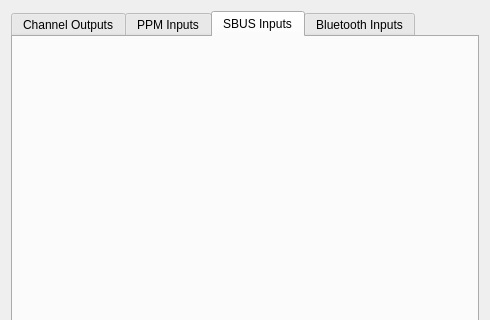
dlktdr/HeadTracker, file gui/src/channelviewer.ui: the form before one commit; both pictures show x 0 to 490 and y 0 to 320 of the 490 by 486 pixel window.
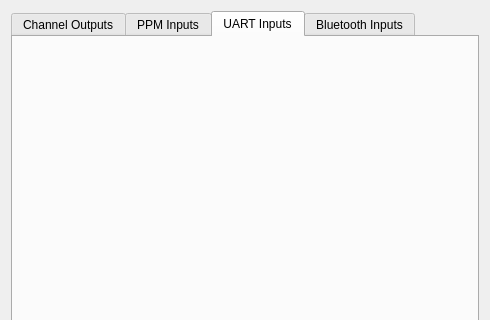
The form after the commit. The open tabs and pages were chosen to show the change.

Commit message: CRSF Input.. somewhat working..

Patch:
```diff
--- a/gui/src/channelviewer.ui
+++ b/gui/src/channelviewer.ui
@@ -31,7 +31,7 @@
      </widget>
      <widget class="QWidget" name="tabsbusin">
       <attribute name="title">
-       <string>SBUS Inputs</string>
+       <string>UART Inputs</string>
       </attribute>
      </widget>
      <widget class="QWidget" name="tabbtin">
```
Left out of the diff: 2 changed lines with no effect on the pictures. The commit also changes 19 other files.
